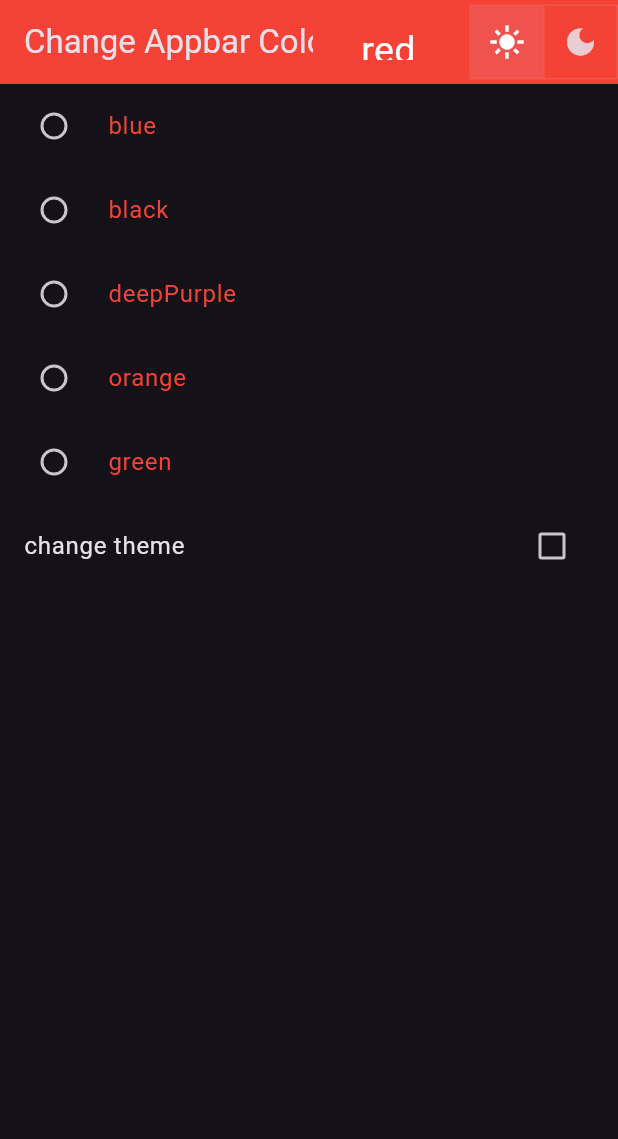
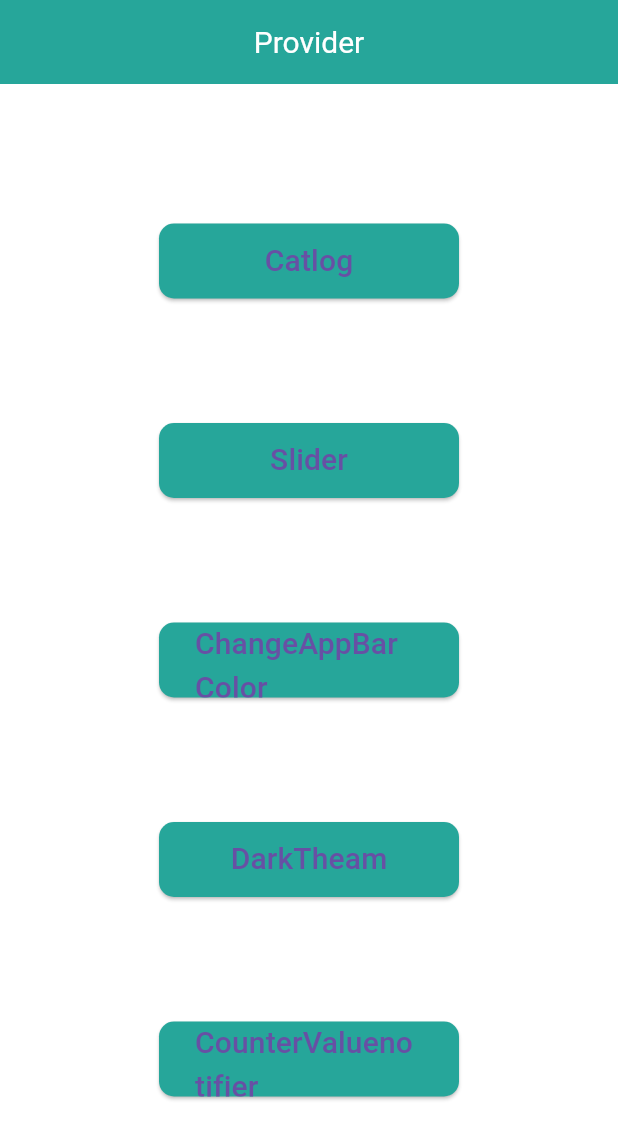
Before and after one commit to KevalKThumar/ProviderFlutter, a Flutter app: the screen it shows after launch, on a phone screen of 412 x 824 dp. Shown: the top 1139 px of the screen. Run offline on Flutter 3.47's test engine with Material 3 defaults, Android fonts, the phone set to English and light mode, and no system bars; our stand-ins replace velocity_x.

```diff
--- /dev/null
+++ b/lib/Provider/dark.provider.dart
@@ -0,0 +1,12 @@
+import 'package:flutter/material.dart';
+
+class ThemeChangerProvider with ChangeNotifier {
+  ThemeMode _themeMode = ThemeMode.light;
+
+  ThemeMode get themeMode => _themeMode;
+
+  void changeTheme(themeMode) {
+    _themeMode = themeMode;
+    notifyListeners();
+  }
+}
--- /dev/null
+++ b/lib/Screen/home_page.dart
@@ -0,0 +1,34 @@
+import 'package:flutter/material.dart';
+import 'package:provider_learn/Widget/theme_widget.dart';
+
+class HomePage extends StatelessWidget {
+  const HomePage({super.key});
+
+  @override
+  Widget build(BuildContext context) {
+    return Scaffold(
+      appBar: AppBar(
+        title: const Text("Provider"),
+        centerTitle: true,
+      ),
+      body: Padding(
+        padding: const EdgeInsets.all(10.0),
+        child: Center(
+          child: Column(
+            mainAxisAlignment: MainAxisAlignment.spaceEvenly,
+            crossAxisAlignment: CrossAxisAlignment.center,
+            children: [
+              buttonElevated(context, "Catlog", '/catlog'),
+              buttonElevated(context, "Slider", '/slider'),
+              buttonElevated(
+                  context, "ChangeAppBar Color", '/change_appbar_color'),
+              buttonElevated(context, "DarkTheam", '/dark_theam'),
+              buttonElevated(context, "CounterValuenotifier",
+                  '/counter_with_valuenotifier'),
+            ],
+          ),
+        ),
+      ),
+    );
+  }
+}
--- /dev/null
+++ b/lib/Widget/theme_widget.dart
@@ -0,0 +1,83 @@
+import 'package:flutter/material.dart';
+
+ThemeData darkThemeData() {
+  return ThemeData(
+    brightness: Brightness.dark,
+    appBarTheme: AppBarTheme(
+      backgroundColor: Colors.indigo[400], // Change to your preferred color
+      centerTitle: true,
+      titleTextStyle: const TextStyle(
+        color: Colors.red,
+        fontSize: 20,
+        fontWeight: FontWeight.w400,
+      ),
+      iconTheme: const IconThemeData(
+        color: Colors.white,
+      ),
+    ),
+    iconTheme: const IconThemeData(
+      color: Colors.pink, // Change to your preferred color
+    ),
+    floatingActionButtonTheme: FloatingActionButtonThemeData(
+      backgroundColor: Colors.indigo[400],
+    ),
+  );
+}
+
+ThemeData lightThemeData() {
+  return ThemeData(
+    brightness: Brightness.light,
+    appBarTheme: AppBarTheme(
+      backgroundColor: Colors.teal[400], // Change to your preferred color
+      centerTitle: true,
+      titleTextStyle: const TextStyle(
+        color: Colors.white,
+        fontSize: 20,
+        fontWeight: FontWeight.w400,
+      ),
+      iconTheme: const IconThemeData(
+        color: Colors.white,
+      ),
+    ),
+    iconTheme: const IconThemeData(
+      color: Colors.blue, // Change to your preferred color
+    ),
+    floatingActionButtonTheme: FloatingActionButtonThemeData(
+      backgroundColor: Colors.teal[400],
+    ),
+    scaffoldBackgroundColor: Colors.white,
+    buttonTheme: ButtonThemeData(
+      buttonColor: Colors.teal[400],
+    ),
+    elevatedButtonTheme: ElevatedButtonThemeData(
+      style: ButtonStyle(
+        backgroundColor: MaterialStateProperty.all(Colors.teal[400]),
+      ),
+    ),
+  );
+}
+
+SizedBox buttonElevated(
+  BuildContext context,
+  String title,
+  String routeName,
+) {
+  return SizedBox(
+    height: 50,
+    width: 200,
+    child: ElevatedButton(
+      style: ElevatedButton.styleFrom(
+        shape: RoundedRectangleBorder(
+          borderRadius: BorderRadius.circular(10),
+        ),
+      ),
+      onPressed: () {
+        Navigator.pushNamed(context, routeName);
+      },
+      child: Text(
+        title,
+        style: const TextStyle(fontSize: 20),
+      ),
+    ),
+  );
+}
--- a/lib/main.dart
+++ b/lib/main.dart
@@ -1,10 +1,23 @@
 import 'package:flutter/material.dart';
 import 'package:provider/provider.dart';
+import 'package:provider_learn/Provider/auth_provider.dart';
 import 'package:provider_learn/Provider/catelog.provider.dart';
 import 'package:provider_learn/Provider/color.provider.dart';
 import 'package:provider_learn/Provider/counter.provider.dart';
+import 'package:provider_learn/Provider/dark.provider.dart';
+import 'package:provider_learn/Provider/slider.provider.dart';
+import 'package:provider_learn/Screen/catlog_screen.dart';
 import 'package:provider_learn/Screen/change_appbar_color.dart';
 import 'package:provider_learn/Screen/counter_screen.dart';
+import 'package:provider_learn/Screen/counter_with_valuenotifier.dart';
+import 'package:provider_learn/Screen/dark_theam.dart';
+import 'package:provider_learn/Screen/home_page.dart';
+import 'package:provider_learn/Screen/login_screen.dart';
+import 'package:velocity_x/velocity_x.dart';
+
+import 'Screen/cart_screen.dart';
+import 'Screen/slider_screen.dart';
+import 'Widget/theme_widget.dart';
 
 void main() {
   runApp(
@@ -13,8 +26,11 @@ void main() {
         ChangeNotifierProvider(create: (_) => CounterProvider()),
         ChangeNotifierProvider(create: (_) => CatelogProvider()),
         ChangeNotifierProvider(create: (_) => ColorProvider()),
+        ChangeNotifierProvider(create: (_) => SliderProvider()),
+        ChangeNotifierProvider(create: (_) => ThemeChangerProvider()),
+        ChangeNotifierProvider(create: (_) => AuthProvider()),
       ],
-      child: const ChangeAppBarColor(),
+      child: const MainApp(),
     ),
   );
 }
@@ -24,12 +40,29 @@ class MainApp extends StatelessWidget {
 
   @override
   Widget build(BuildContext context) {
-    final counterProvider =
-        Provider.of<CounterProvider>(context, listen: false);
-
-    return MaterialApp(
-      debugShowCheckedModeBanner: false,
-      home: CounterScreen(counterProvider: counterProvider),
+    return Builder(
+      builder: (context) {
+        final themechange = Provider.of<ThemeChangerProvider>(context);
+        final counterProvider = Provider.of<CounterProvider>(context);
+        return MaterialApp(
+            debugShowCheckedModeBanner: false,
+            themeMode: themechange.themeMode,
+            theme: lightThemeData(),
+            darkTheme: darkThemeData(),
+            initialRoute: '/',
+            routes: {
+              '/': (context) => const HomePage(),
+              '/catlog': (context) =>  CatlogPage(),
+              '/counter': (context) =>  CounterScreen(
+                    counterProvider: counterProvider,
+                  ),
+              '/slider': (context) => const SliderPage(),
+              '/change_appbar_color': (context) => const ChangeAppBarColor(),
+              '/dark_theam': (context) => const DarkTheam(),
+              '/counter_with_valuenotifier': (context) =>
+                  const CounterWithValueNotifier(),
+            });
+      },
     );
   }
 }
--- a/pubspec.yaml
+++ b/pubspec.yaml
@@ -12,6 +12,7 @@ dependencies:
     sdk: flutter
   flutter_rust_bridge: ^1.82.6
   freezed_annotation: ^2.4.1
+  http: ^1.1.0
   provider: ^6.1.1
   velocity_x: ^4.1.2
 
```
Also changed, not shown: lib/Provider/auth_provider.dart (added, +37 -0 lines), lib/Provider/slider.provider.dart (added, +12 -0 lines), lib/Screen/cart_screen.dart (+8 -3 lines), lib/Screen/catlog_screen.dart (+13 -7 lines), lib/Screen/counter_with_valuenotifier.dart (added, +57 -0 lines), lib/Screen/dark_theam.dart (added, +47 -0 lines), lib/Screen/login_screen.dart (added, +80 -0 lines), lib/Screen/slider_screen.dart (added, +63 -0 lines), pubspec.lock.
